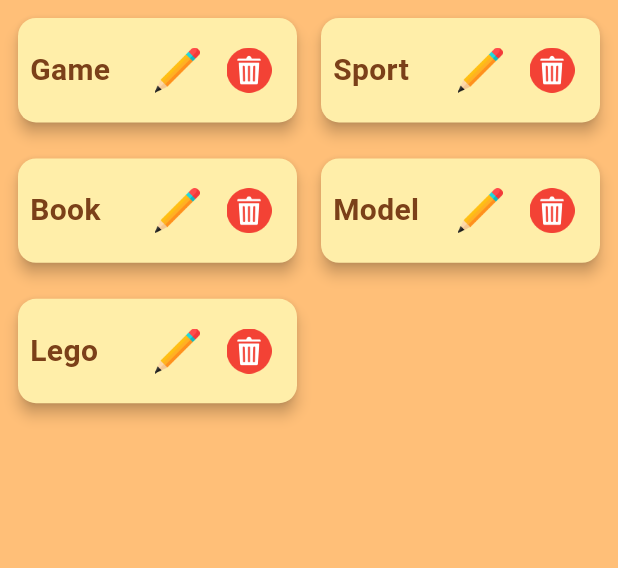
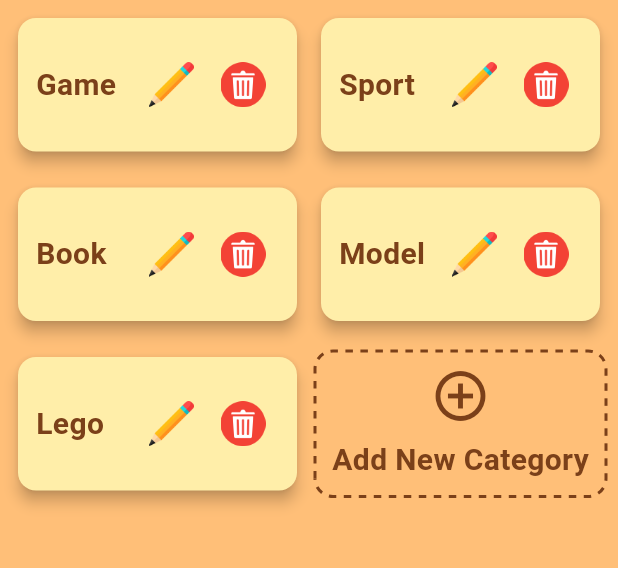
Before and after one commit to BaHaMuT-J/Item_Tracker_Flutter_Mobile_Application, a Flutter app: the screen it shows after launch, on a phone screen of 412 x 824 dp, the part 84-652 px from its top. Run offline on Flutter 3.47's test engine with Material 3 defaults, Android fonts, the phone set to English and light mode, and no system bars.

Commit message:
Add UI for add button in home screen

```diff
--- a/lib/home_screen.dart
+++ b/lib/home_screen.dart
@@ -22,6 +22,7 @@ class _HomeScreenState extends State<HomeScreen> {
     Category(name: "Book", children: ["One Piece", "Naruto", "Dragonball"]),
     Category(name: "Model", children: ["Luffy Gear 4th"]),
     Category(name: "Lego", children: []),
+    // Category(name: "Snack", children: ["Lays"]),
   ];
 
   @override
@@ -37,7 +38,7 @@ class _HomeScreenState extends State<HomeScreen> {
               width: 40,
               height: 40,
             ),
-            const SizedBox(width: 12), // space between icon and text
+            const SizedBox(width: 12),
             const Text(
               "Item Tracker",
               style: TextStyle(
@@ -55,8 +56,9 @@ class _HomeScreenState extends State<HomeScreen> {
           crossAxisCount: 2,
           crossAxisSpacing: 8,
           mainAxisSpacing: 16,
-          childAspectRatio: 2.5,
-          children: categories.map((category) {
+          childAspectRatio: 2,
+          children: [
+            ...categories.map((category) {
               return Card(
                 color: creamColor,
                 elevation: 4,
@@ -64,7 +66,7 @@ class _HomeScreenState extends State<HomeScreen> {
                   borderRadius: BorderRadius.circular(12),
                 ),
                 child: Padding(
-                padding: const EdgeInsets.symmetric(horizontal: 8.0),
+                  padding: const EdgeInsets.symmetric(horizontal: 12.0),
                   child: Row(
                     children: [
                       Expanded(
@@ -80,7 +82,7 @@ class _HomeScreenState extends State<HomeScreen> {
                       IconButton(
                         icon: Image.asset(
                           'assets/pencil.png',
-                        width: 30, // adjust size here
+                          width: 30,
                           height: 30,
                         ),
                         onPressed: () {
@@ -90,7 +92,7 @@ class _HomeScreenState extends State<HomeScreen> {
                       IconButton(
                         icon: Image.asset(
                           'assets/bin.png',
-                        width: 30, // adjust size here
+                          width: 30,
                           height: 30,
                         ),
                         onPressed: () {
@@ -101,9 +103,96 @@ class _HomeScreenState extends State<HomeScreen> {
                   ),
                 ),
               );
-          }).toList(),
+            }),
+            CreateCardButton(
+              onTap: () {
+                // Handle add new category
+              },
+            ),
+          ],
         ),
       ),
     );
   }
 }
+
+// Custom widget for dashed border card
+class CreateCardButton extends StatelessWidget {
+  final VoidCallback? onTap;
+
+  const CreateCardButton({super.key, this.onTap});
+
+  @override
+  Widget build(BuildContext context) {
+    return GestureDetector(
+      onTap: onTap,
+      child: CustomPaint(
+        painter: CreateCardPainter(),
+        child: Container(
+          alignment: Alignment.center,
+          decoration: const BoxDecoration(
+            color: Colors.transparent,
+            borderRadius: BorderRadius.all(Radius.circular(12)),
+          ),
+          child: Column(
+            mainAxisAlignment: MainAxisAlignment.center,
+            children: [
+              Icon(
+                Icons.add_circle_outline,
+                size: 40,
+                color: brownColor,
+              ),
+              const SizedBox(height: 8),
+              Text(
+                "Add New Category",
+                style: TextStyle(
+                  fontSize: 20,
+                  fontWeight: FontWeight.w600,
+                  color: brownColor,
+                ),
+              ),
+            ],
+          ),
+        ),
+      ),
+    );
+  }
+}
+
+class CreateCardPainter extends CustomPainter {
+  @override
+  void paint(Canvas canvas, Size size) {
+    final paint = Paint()
+      ..color = brownColor
+      ..strokeWidth = 2
+      ..style = PaintingStyle.stroke;
+
+    const dashWidth = 5.0;
+    const dashSpace = 5.0;
+
+    final path = Path();
+    final rect = Rect.fromLTWH(0, 0, size.width, size.height);
+    final radius = Radius.circular(12);
+
+    // Draw rounded rect path
+    path.addRRect(RRect.fromRectAndRadius(rect, radius));
+
+    // Use PathMetrics to dash the path
+    final metrics = path.computeMetrics();
+
+    for (final metric in metrics) {
+      double distance = 0.0;
+      while (distance < metric.length) {
+        final length = dashWidth;
+        canvas.drawPath(
+          metric.extractPath(distance, distance + length),
+          paint,
+        );
+        distance += dashWidth + dashSpace;
+      }
+    }
+  }
+
+  @override
+  bool shouldRepaint(covariant CustomPainter oldDelegate) => false;
+}
```
Lines whose indentation alone changed are shown as unchanged.
